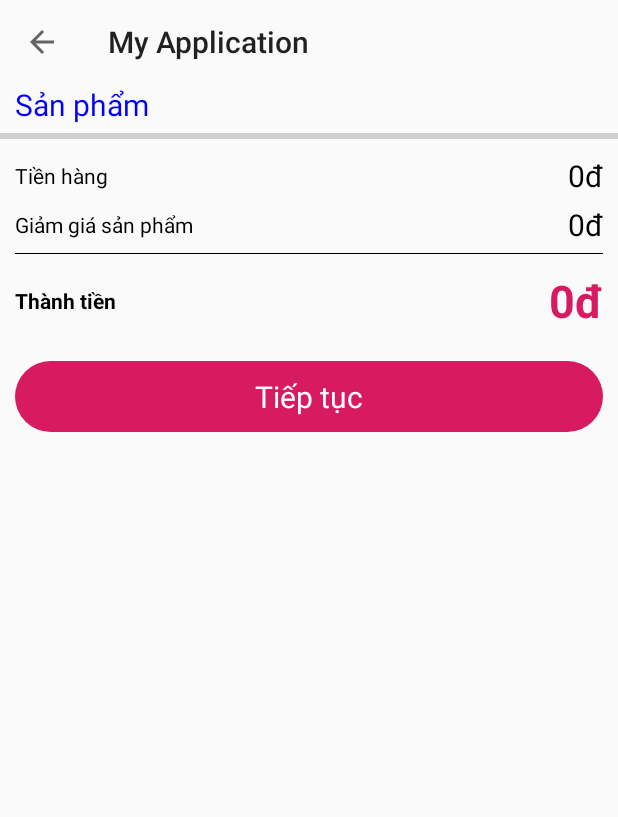
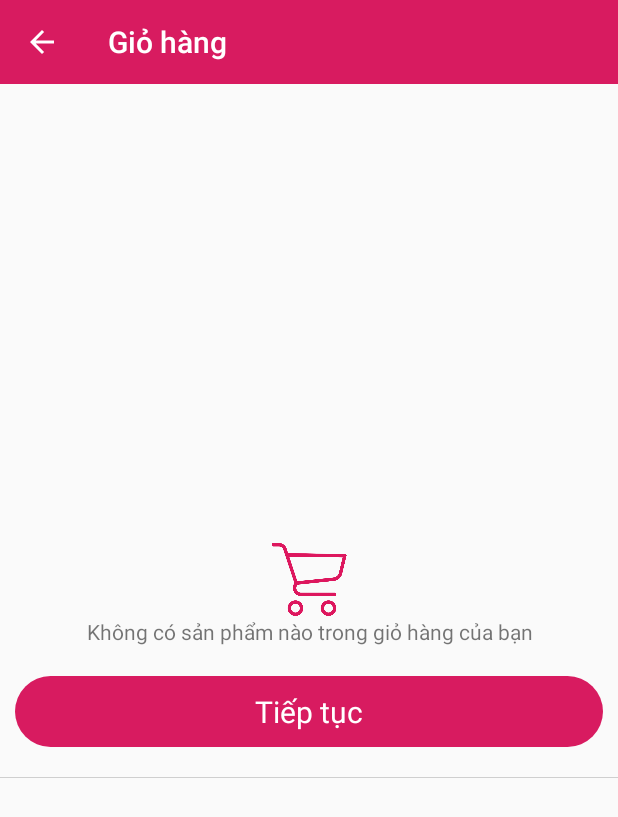
Before and after one commit to TranThanhMinh/ConCung, an Android app: the CartActivity screen opened directly, with no data from a screen before it, on a phone screen of 412 x 824 dp. Shown: the top 817 px of the screen. Run offline under Robolectric (Android 15) with nearby library versions, the phone set to English and light mode, and no system bars; our stand-ins replace Picasso; pictures from the network do not load; 2 statements that could not run were skipped.

Commit message:
commit source: add cart

```diff
--- a/app/src/main/AndroidManifest.xml
+++ b/app/src/main/AndroidManifest.xml
@@ -7,8 +7,8 @@
     <uses-permission android:name="android.permission.CALL_PHONE"/>
     <uses-permission android:name="android.permission.WRITE_EXTERNAL_STORAGE"/>
     <uses-permission android:name="android.permission.READ_EXTERNAL_STORAGE"/>
-    <uses-feature android:name="android.hardware.camera" />
-    <uses-feature android:name="android.hardware.sensor.compass"
+    <uses-feature android:name="android.hardware.sensor.compass"/>
+    <uses-feature android:name="android.hardware.camera" android:required="false"></uses-feature>
         android:required="true" />
     <application
         android:allowBackup="true"
@@ -48,7 +48,7 @@
             </intent-filter>
         </activity>
         <activity android:name=".view.Concung"
-            android:windowSoftInputMode="stateVisible|adjustPan"/>
+            android:windowSoftInputMode="stateAlwaysHidden" />
 
         <activity android:name=".view.MainActivity"
             android:windowSoftInputMode="stateVisible|adjustPan"/>
--- a/app/src/main/java/com/example/myapplication/view/adapter/CartAdapter.kt
+++ b/app/src/main/java/com/example/myapplication/view/adapter/CartAdapter.kt
@@ -35,10 +35,10 @@ class CartAdapter(var context: Context,var delete:InterfaceClick.EventCart) : Re
        var item = list!![position]
         (holder as MyViewHolder ).tvMultiply.text = "x${item.number}"
         holder.tvName.text = item.name
-        holder.tvPrice.text = item.price!!
+        holder.tvPrice.text =  Utility.currencyFormatter( item.price!!.toInt())
         Picasso.with(context).load(item.image).into(holder.imProduct)
         val amount = item.price!!.toInt() * item.number!!
-        holder.tvAmount.text = " = ${Utility.currencyFormatter(amount)}"
+        holder.tvAmount.text = " = ${Utility.currencyFormatter(amount)}"+context.resources.getString(R.string.txt_value)
 
         holder.tvDelete.setOnClickListener {
             delete.deleteProduct(item)
--- a/app/src/main/java/com/example/myapplication/view/cart/CartActivity.kt
+++ b/app/src/main/java/com/example/myapplication/view/cart/CartActivity.kt
@@ -4,6 +4,7 @@ import android.annotation.SuppressLint
 import android.os.Bundle
 import android.util.Log
 import android.view.MenuItem
+import android.view.View
 import android.widget.LinearLayout
 import androidx.appcompat.app.AppCompatActivity
 import androidx.lifecycle.Observer
@@ -17,6 +18,8 @@ import com.example.myapplication.view.adapter.CartAdapter
 import com.example.myapplication.viewmodel.HomeViewModel
 import kotlinx.android.synthetic.main.cart_activity.*
 import kotlinx.android.synthetic.main.cart_activity.toolbar
+import kotlinx.android.synthetic.main.cart_activity.tvPrice
+import kotlinx.android.synthetic.main.info_product.*
 
 
 class CartActivity : AppCompatActivity(), InterfaceClick.EventCart {
@@ -34,7 +37,6 @@ class CartActivity : AppCompatActivity(), InterfaceClick.EventCart {
     fun init() {
         setSupportActionBar(toolbar)
         supportActionBar!!.setDisplayHomeAsUpEnabled(true)
-
         homeViewModel = ViewModelProviders.of(this).get(HomeViewModel::class.java)
 
         //
@@ -54,17 +56,22 @@ class CartActivity : AppCompatActivity(), InterfaceClick.EventCart {
     fun getCart(){
         homeViewModel.getCart().observe(this, Observer { list->
             if (list.isNotEmpty()){
+                nslProduct.visibility = View.VISIBLE
+                llNoProduct.visibility = View.GONE
                 adapter.loadData(list)
                 supportActionBar!!.title = getString(R.string.txt_cart) +"(${list.size})"
                 var price = 0
                 for (item in list){
                     price += item.price!!.toInt() * item.number!!
                 }
-                tvPrice.text = Utility.currencyFormatter(price)+"đ"
-                tvDiscount.text = Utility.currencyFormatter(discount)+"đ"
-                tvTotal.text = Utility.currencyFormatter(price-discount)+"đ"
+                tvPrice.text = Utility.currencyFormatter(price)+resources.getString(R.string.txt_value)
+                tvDiscount.text = Utility.currencyFormatter(discount)+resources.getString(R.string.txt_value)
+                tvTotal.text = Utility.currencyFormatter(price-discount)+resources.getString(R.string.txt_value)
+            }else{
+                nslProduct.visibility = View.GONE
+                llNoProduct.visibility = View.VISIBLE
+                supportActionBar!!.title = getString(R.string.txt_cart)
             }
-
         })
     }
 
--- a/app/src/main/java/com/example/myapplication/view/product/InfoProductActivity.kt
+++ b/app/src/main/java/com/example/myapplication/view/product/InfoProductActivity.kt
@@ -94,7 +94,6 @@ class InfoProductActivity : AppCompatActivity(), CommentAdapter.ReplyComment, Vi
         setSupportActionBar(toolbar)
         supportActionBar!!.setDisplayHomeAsUpEnabled(true);
         supportActionBar!!.title = getString(R.string.txt_infomation);
-
         //init
         init()
         checkPermission()
@@ -379,7 +378,7 @@ class InfoProductActivity : AppCompatActivity(), CommentAdapter.ReplyComment, Vi
                 imageProduct = list.getData()[0].getImage()
                 Picasso.with(this).load(list.getData()[0].getImage()).into(imageView)
                 tvName.text = list.getData()[0].getName()
-                tvPrice.text = currencyFormatter(list.getData()[0].getPrice()) + "đ"
+                tvPrice.text = currencyFormatter(list.getData()[0].getPrice()) + resources.getString(R.string.txt_value)
                 getPromotion(list.getPromotion()!!)
 
                 tvDescription.requestFocus();
@@ -508,7 +507,7 @@ class InfoProductActivity : AppCompatActivity(), CommentAdapter.ReplyComment, Vi
         tvPrice!!.text = currencyFormatter(priceProduct!!)
         Picasso.with(this).load(imageProduct).into(imProduct)
         val amount = priceProduct!! * tvNumber.text.toString().toInt()
-        tvAmount!!.text = " = ${currencyFormatter(amount)}"
+        tvAmount!!.text = " = ${currencyFormatter(amount)}"+resources.getString(R.string.txt_value)
 
         val layout = imProduct!!.layoutParams
         layout.height = Resources.getSystem().displayMetrics.widthPixels / 4 - Resources.getSystem().displayMetrics.widthPixels / 20
--- /dev/null
+++ b/app/src/main/res/drawable/toolbarstyle.xml
@@ -0,0 +1,4 @@
+<?xml version="1.0" encoding="utf-8"?>
+<selector xmlns:android="http://schemas.android.com/apk/res/android">
+
+</selector>
--- a/app/src/main/res/layout/cart_activity.xml
+++ b/app/src/main/res/layout/cart_activity.xml
@@ -3,14 +3,20 @@
     xmlns:tools="http://schemas.android.com/tools"
     android:layout_width="match_parent"
     android:layout_height="match_parent"
+    xmlns:app="http://schemas.android.com/apk/res-auto"
     android:orientation="vertical">
 
     <androidx.appcompat.widget.Toolbar
+        android:background="@color/colorAccent"
         android:id="@+id/toolbar"
+        app:titleTextColor="@color/colorWhite"
+        app:theme="@style/ToolbarStyle"
         android:layout_width="match_parent"
         android:layout_height="wrap_content" />
 
     <androidx.core.widget.NestedScrollView
+        android:id="@+id/nslProduct"
+        android:visibility="gone"
         android:layout_width="match_parent"
         android:layout_height="match_parent"
 
@@ -154,4 +160,43 @@
                 android:textSize="20sp" />
         </LinearLayout>
     </androidx.core.widget.NestedScrollView>
+
+    <LinearLayout
+        android:id="@+id/llNoProduct"
+        android:gravity="center"
+        android:orientation="vertical"
+        android:layout_width="match_parent"
+        android:layout_height="match_parent">
+        <ImageView
+            android:gravity="center"
+            android:layout_width="match_parent"
+            android:layout_height="@dimen/size5"
+            android:src="@drawable/ic_cart_2"/>
+        <TextView
+            android:layout_marginRight="@dimen/text"
+            android:layout_marginLeft="@dimen/text"
+            android:layout_width="match_parent"
+            android:layout_height="wrap_content"
+            android:gravity="center"
+            android:text="@string/txt_cart_2"/>
+        <TextView
+            android:id="@+id/btnContinue2"
+            android:layout_width="match_parent"
+            android:layout_height="wrap_content"
+            android:layout_marginLeft="10dp"
+            android:layout_marginTop="@dimen/size2"
+            android:layout_marginBottom="@dimen/size2"
+            android:layout_marginRight="10dp"
+            android:background="@drawable/border_login_btn"
+            android:gravity="center"
+            android:padding="10dp"
+            android:text="@string/txt_continue"
+            android:textColor="@color/colorWhite"
+            android:textSize="20sp" />
+        <View
+            android:layout_width="match_parent"
+            android:layout_height="0.5dp"
+            android:background="@color/colorBlack4" />
+
+    </LinearLayout>
 </LinearLayout>
--- a/app/src/main/res/layout/item_reply_comment.xml
+++ b/app/src/main/res/layout/item_reply_comment.xml
@@ -2,7 +2,8 @@
 <androidx.constraintlayout.widget.ConstraintLayout xmlns:android="http://schemas.android.com/apk/res/android"
     xmlns:app="http://schemas.android.com/apk/res-auto"
     android:layout_width="match_parent"
-    android:layout_height="wrap_content">
+    android:layout_height="wrap_content"
+    xmlns:tools="http://schemas.android.com/tools">
     <androidx.constraintlayout.widget.ConstraintLayout
         android:id="@+id/top"
         app:layout_constraintStart_toStartOf="parent"
@@ -37,6 +38,8 @@
         android:id="@+id/rclImage"
         android:layout_width="match_parent"
         android:layout_height="wrap_content"
+        tools:listitem="@layout/item_image_capture"
+        tools:itemCount="3"
         app:layout_constraintStart_toStartOf="parent"
         app:layout_constraintTop_toBottomOf="@+id/top" />
     <TextView
--- a/app/src/main/res/menu/menu_cart.xml
+++ b/app/src/main/res/menu/menu_cart.xml
@@ -3,7 +3,7 @@
     xmlns:app="http://schemas.android.com/apk/res-auto">
     <item
         android:id="@+id/item_cart"
-        android:icon="@drawable/ic_cart"
+        android:icon="@drawable/ic_cart_2"
         android:title="@string/txt_cart"
         app:showAsAction="always" />
 </menu>
--- a/app/src/main/res/values/strings.xml
+++ b/app/src/main/res/values/strings.xml
@@ -37,7 +37,9 @@
     <string name="txt_product">Sản phẩm</string>
     <string name="txt_continue">Tiếp tục</string>
     <string name="txt_cart">Giỏ hàng</string>
+    <string name="txt_cart_2">Không có sản phẩm nào trong giỏ hàng của bạn</string>
     <string name="txt_delete">Xóa</string>
+    <string name="txt_value">đ</string>
 
     <string name="default_notification_channel_id" translatable="false">fcm_default_channel</string>
 </resources>
--- a/app/src/main/res/values/styles.xml
+++ b/app/src/main/res/values/styles.xml
@@ -7,5 +7,13 @@
         <item name="colorPrimaryDark">@color/colorPrimaryDark</item>
         <item name="colorAccent">@color/colorAccent</item>
     </style>
+    <style name="ToolbarStyle" parent="@style/ThemeOverlay.AppCompat.ActionBar">
+        <!-- Customize color of navigation drawer icon and back arrow -->
+        <item name="colorControlNormal">@color/colorWhite</item>
+    </style>
 
+    <style name="ToolbarStyle2" parent="@style/ThemeOverlay.AppCompat.ActionBar">
+        <!-- Customize color of navigation drawer icon and back arrow -->
+        <item name="colorControlNormal">@color/colorAccent</item>
+    </style>
 </resources>
```
Also changed, not shown: app/src/main/java/com/example/myapplication/view/HomeFragment.kt (+7 -0 lines), app/src/main/res/layout/info_product.xml (+7 -2 lines), app/src/main/res/layout/item_comment.xml (+6 -1 lines), app/src/main/res/drawable/ic_back.png (added), app/src/main/res/drawable/ic_back_2.png (added), app/src/main/res/drawable/ic_cart_2.png (added).
